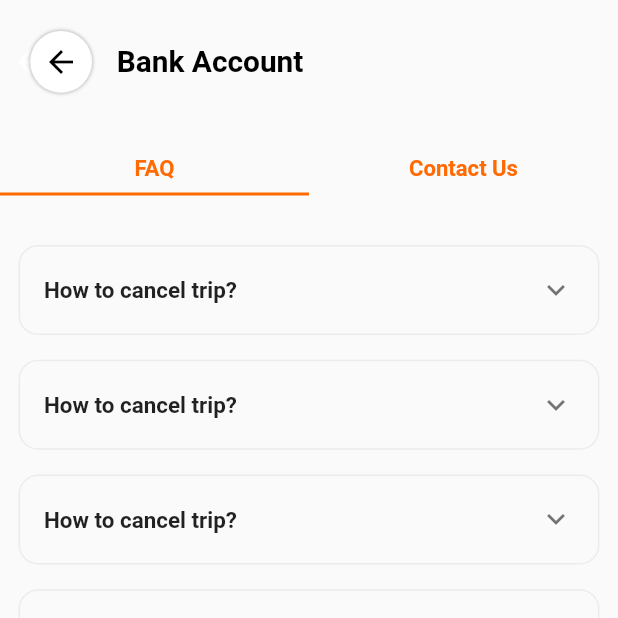
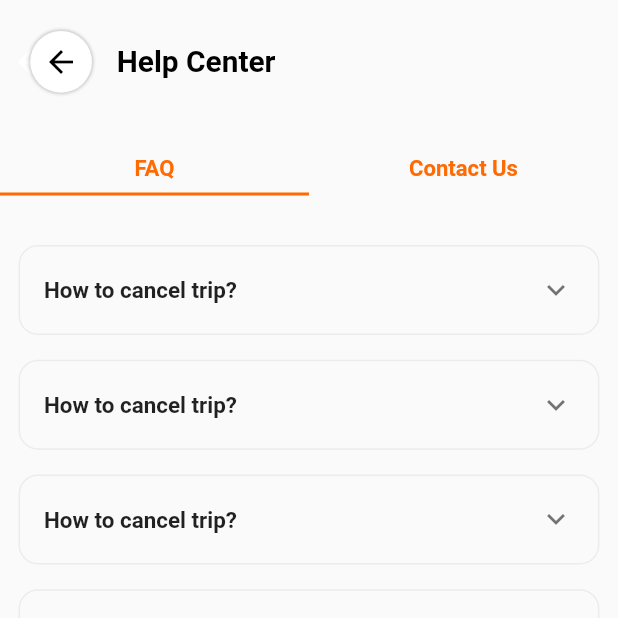
Before and after one commit to michaelSameh111/voo_app, a Flutter app: the HelpCenterScreen screen opened directly, on a phone screen of 412 x 824 dp, the top half of it. Run offline on Flutter 3.47's test engine with Material 3 defaults, Android fonts, the phone set to English and light mode, and no system bars; our stand-ins replace dio, dotted_border, dropdown_button2, firebase_core, firebase_messaging, flutter_bloc and 10 more; missing offline and left inert: animated_rating_stars, flutter_polyline_points, google_maps_flutter_android, google_maps_flutter_platform_interface, google_places_autocomplete_text_field; accounts and stored records are empty.

Commit message:
Starting Flow

```diff
--- a/lib/view/pages/main_profile_screen/help_center/help_center_screen.dart
+++ b/lib/view/pages/main_profile_screen/help_center/help_center_screen.dart
@@ -81,7 +81,7 @@ class _HelpCenterScreenState extends State<HelpCenterScreen> {
                   width: 4.w,
                 ),
                 Text(
-                  'Bank Account',
+                  'Help Center',
                   style: TextStyle(
                       fontSize: 20.dp,
                       fontWeight: FontWeight.bold,
```
Also changed, not shown: 3 other files.
